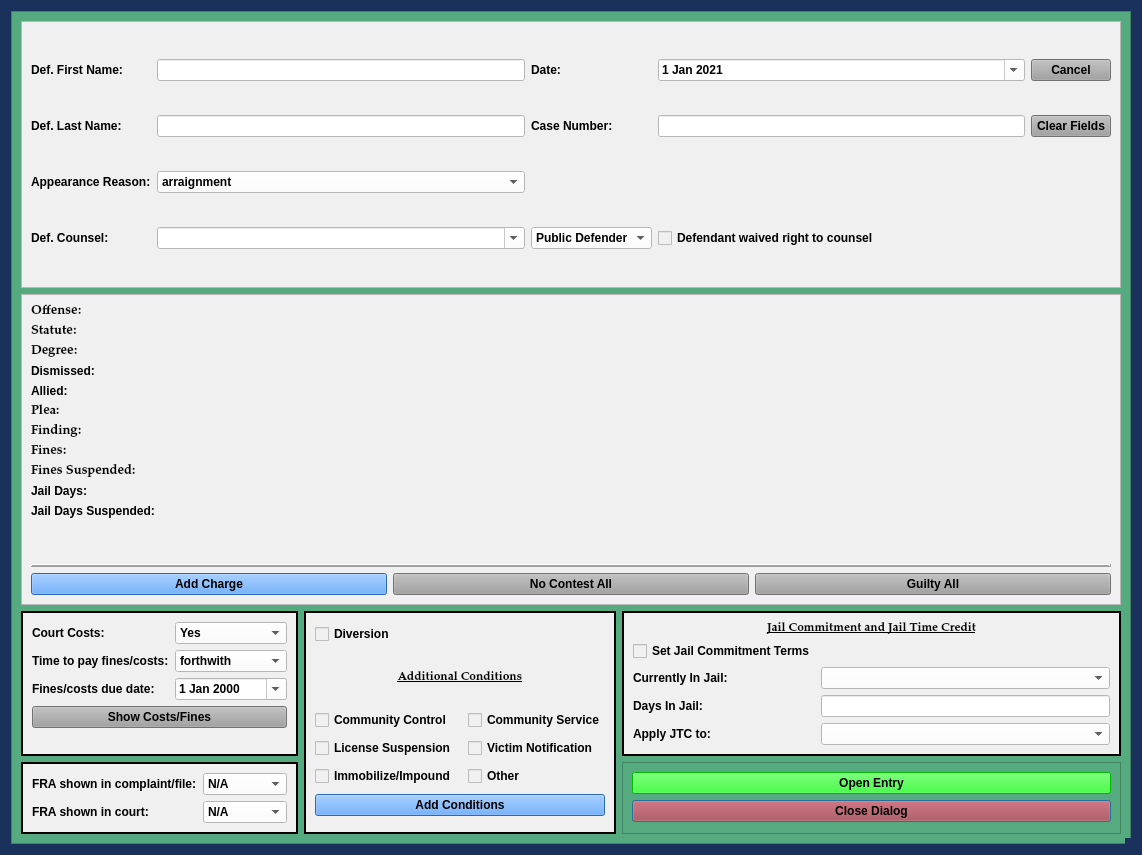
Above: package/views/ui/JailCCPleaDialog.ui from HunterProgram22/MuniEntry before the change. Below: the same form after it.
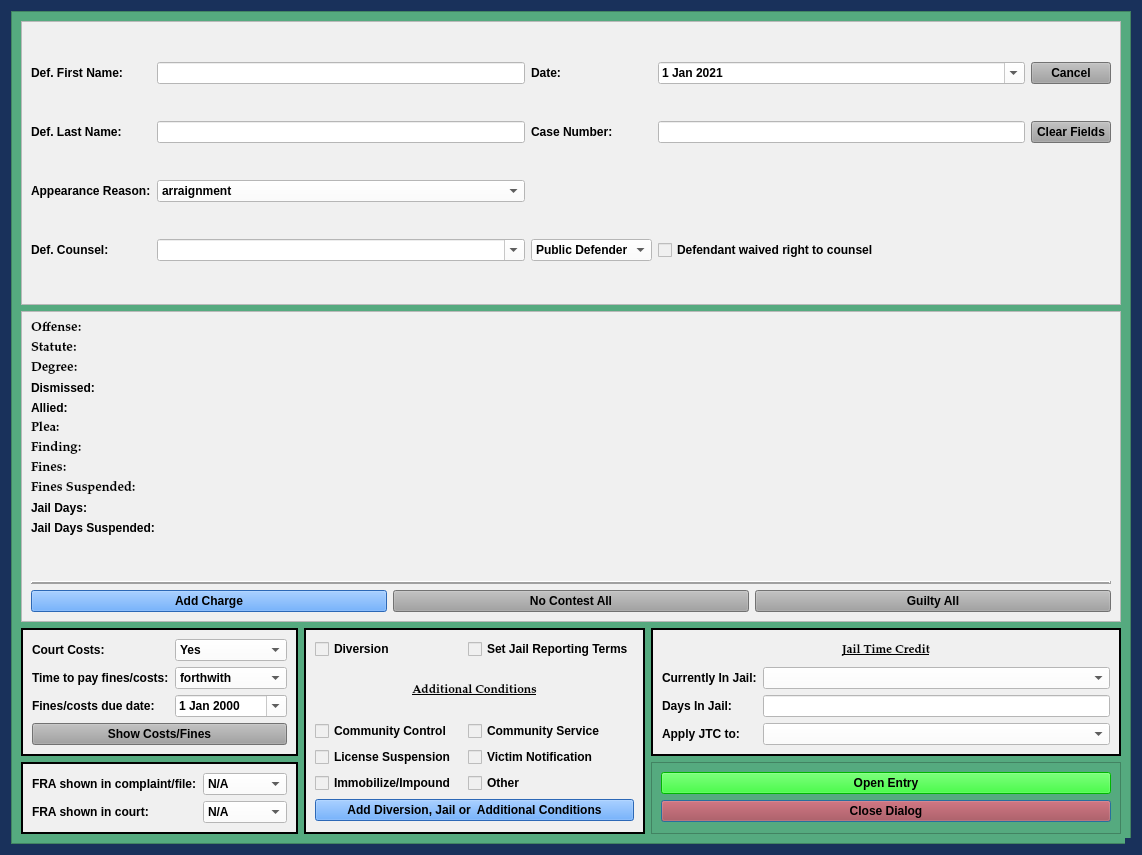
That is the form after the change.

Commit message: Tweaking Jail Time Credit - need to add warning.

```diff
--- a/package/views/ui/JailCCPleaDialog.ui
+++ b/package/views/ui/JailCCPleaDialog.ui
@@ -162,8 +162,8 @@
        <rect>
         <x>0</x>
         <y>0</y>
-        <width>1099</width>
-        <height>845</height>
+        <width>1120</width>
+        <height>833</height>
        </rect>
       </property>
       <layout class="QGridLayout" name="gridLayout_4" rowstretch="1,0,0,0">
@@ -961,7 +961,7 @@
              </font>
             </property>
             <property name="text">
-             <string>Jail Commitment and Jail Time Credit</string>
+             <string>Jail Time Credit</string>
             </property>
             <property name="alignment">
              <set>Qt::AlignCenter</set>
@@ -990,13 +990,6 @@
             </item>
            </widget>
           </item>
-          <item row="1" column="0">
-           <widget class="QCheckBox" name="jail_checkBox">
-            <property name="text">
-             <string>Set Jail Commitment Terms</string>
-            </property>
-           </widget>
-          </item>
          </layout>
         </widget>
        </item>
@@ -1029,7 +1022,7 @@
              <string notr="true">background-color: rgb(62, 146, 255)</string>
             </property>
             <property name="text">
-             <string>Add Conditions</string>
+             <string>Add Diversion, Jail or  Additional Conditions</string>
             </property>
             <property name="autoDefault">
              <bool>false</bool>
@@ -1117,6 +1110,13 @@
             </property>
            </widget>
           </item>
+          <item row="0" column="2">
+           <widget class="QCheckBox" name="jail_checkBox">
+            <property name="text">
+             <string>Set Jail Reporting Terms</string>
+            </property>
+           </widget>
+          </item>
          </layout>
         </widget>
        </item>
```
The commit also changes 6 other files.
